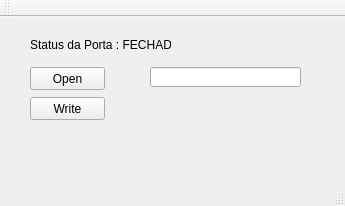
Qt form Serial/Serial/mainwindow.ui (Douglas124/T4_EMBARCADOS_DOUGLAS) before a commit.
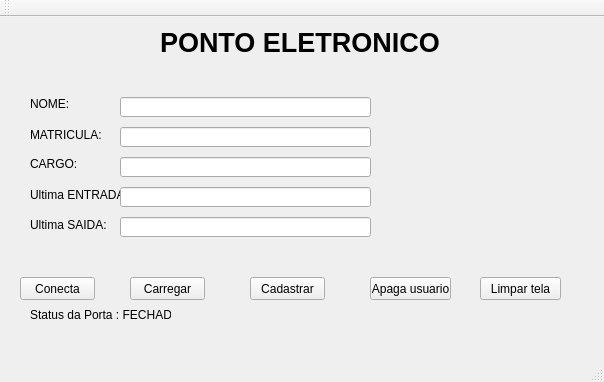
The same form after that commit.

```diff
--- a/Serial/Serial/mainwindow.ui
+++ b/Serial/Serial/mainwindow.ui
@@ -6,8 +6,8 @@
    <rect>
     <x>0</x>
     <y>0</y>
-    <width>345</width>
-    <height>206</height>
+    <width>604</width>
+    <height>382</height>
    </rect>
   </property>
   <property name="windowTitle">
@@ -17,44 +17,50 @@
    <widget class="QPushButton" name="pushButton">
     <property name="geometry">
      <rect>
-      <x>30</x>
-      <y>50</y>
+      <x>20</x>
+      <y>260</y>
       <width>75</width>
       <height>23</height>
      </rect>
     </property>
     <property name="text">
-     <string>Open</string>
+     <string>Conecta</string>
     </property>
    </widget>
    <widget class="QPushButton" name="pushButton_2">
     <property name="geometry">
      <rect>
-      <x>30</x>
+      <x>250</x>
+      <y>260</y>
+      <width>75</width>
+      <height>23</height>
+     </rect>
+    </property>
+    <property name="text">
+     <string>Cadastrar</string>
+    </property>
+   </widget>
+   <widget class="QLineEdit" name="LE_NOME">
+    <property name="geometry">
+     <rect>
+      <x>120</x>
       <y>80</y>
-      <width>75</width>
-      <height>23</height>
-     </rect>
-    </property>
-    <property name="text">
-     <string>Write</string>
-    </property>
-   </widget>
-   <widget class="QLineEdit" name="lineEdit">
-    <property name="geometry">
-     <rect>
-      <x>150</x>
-      <y>50</y>
-      <width>151</width>
+      <width>251</width>
       <height>20</height>
      </rect>
     </property>
+    <property name="text">
+     <string/>
+    </property>
+    <property name="readOnly">
+     <bool>true</bool>
+    </property>
    </widget>
    <widget class="QLabel" name="label">
     <property name="geometry">
      <rect>
       <x>30</x>
-      <y>20</y>
+      <y>290</y>
       <width>141</width>
       <height>16</height>
      </rect>
@@ -63,6 +69,188 @@
      <string>Status da Porta : FECHADA</string>
     </property>
    </widget>
+   <widget class="QLabel" name="label_NOME">
+    <property name="geometry">
+     <rect>
+      <x>30</x>
+      <y>80</y>
+      <width>47</width>
+      <height>13</height>
+     </rect>
+    </property>
+    <property name="text">
+     <string>NOME:</string>
+    </property>
+   </widget>
+   <widget class="QLabel" name="TITULO_JANELA">
+    <property name="geometry">
+     <rect>
+      <x>160</x>
+      <y>0</y>
+      <width>301</width>
+      <height>51</height>
+     </rect>
+    </property>
+    <property name="font">
+     <font>
+      <pointsize>20</pointsize>
+      <weight>75</weight>
+      <bold>true</bold>
+     </font>
+    </property>
+    <property name="text">
+     <string>PONTO ELETRONICO</string>
+    </property>
+   </widget>
+   <widget class="QLabel" name="label_MATRICULA">
+    <property name="geometry">
+     <rect>
+      <x>30</x>
+      <y>110</y>
+      <width>81</width>
+      <height>16</height>
+     </rect>
+    </property>
+    <property name="text">
+     <string>MATRICULA:</string>
+    </property>
+   </widget>
+   <widget class="QLabel" name="label_CARGO">
+    <property name="geometry">
+     <rect>
+      <x>30</x>
+      <y>140</y>
+      <width>47</width>
+      <height>13</height>
+     </rect>
+    </property>
+    <property name="text">
+     <string>CARGO:</string>
+    </property>
+   </widget>
+   <widget class="QLabel" name="label_ENTRADA">
+    <property name="geometry">
+     <rect>
+      <x>30</x>
+      <y>170</y>
+      <width>91</width>
+      <height>16</height>
+     </rect>
+    </property>
+    <property name="text">
+     <string>Ultima ENTRADA:</string>
+    </property>
+   </widget>
+   <widget class="QLabel" name="label_SAIDA">
+    <property name="geometry">
+     <rect>
+      <x>30</x>
+      <y>200</y>
+      <width>81</width>
+      <height>16</height>
+     </rect>
+    </property>
+    <property name="text">
+     <string>Ultima SAIDA:</string>
+    </property>
+   </widget>
+   <widget class="QLineEdit" name="LE_MATRICULA">
+    <property name="geometry">
+     <rect>
+      <x>120</x>
+      <y>110</y>
+      <width>251</width>
+      <height>20</height>
+     </rect>
+    </property>
+    <property name="text">
+     <string/>
+    </property>
+    <property name="readOnly">
+     <bool>true</bool>
+    </property>
+   </widget>
+   <widget class="QLineEdit" name="LE_CARGO">
+    <property name="geometry">
+     <rect>
+      <x>120</x>
+      <y>140</y>
+      <width>251</width>
+      <height>20</height>
+     </rect>
+    </property>
+    <property name="text">
+     <string/>
+    </property>
+    <property name="readOnly">
+     <bool>true</bool>
+    </property>
+   </widget>
+   <widget class="QLineEdit" name="LE_ENTRADA">
+    <property name="geometry">
+     <rect>
+      <x>120</x>
+      <y>170</y>
+      <width>251</width>
+      <height>20</height>
+     </rect>
+    </property>
+    <property name="readOnly">
+     <bool>true</bool>
+    </property>
+   </widget>
+   <widget class="QLineEdit" name="LE_SAIDA">
+    <property name="geometry">
+     <rect>
+      <x>120</x>
+      <y>200</y>
+      <width>251</width>
+      <height>20</height>
+     </rect>
+    </property>
+    <property name="readOnly">
+     <bool>true</bool>
+    </property>
+   </widget>
+   <widget class="QPushButton" name="BOTAO_LERDADOS">
+    <property name="geometry">
+     <rect>
+      <x>130</x>
+      <y>260</y>
+      <width>75</width>
+      <height>23</height>
+     </rect>
+    </property>
+    <property name="text">
+     <string>Carregar</string>
+    </property>
+   </widget>
+   <widget class="QPushButton" name="BOTAO_APAGA">
+    <property name="geometry">
+     <rect>
+      <x>370</x>
+      <y>260</y>
+      <width>81</width>
+      <height>23</height>
+     </rect>
+    </property>
+    <property name="text">
+     <string>Apaga usuario</string>
+    </property>
+   </widget>
+   <widget class="QPushButton" name="BOTAO_LIMPA">
+    <property name="geometry">
+     <rect>
+      <x>480</x>
+      <y>260</y>
+      <width>81</width>
+      <height>23</height>
+     </rect>
+    </property>
+    <property name="text">
+     <string>Limpar tela</string>
+    </property>
+   </widget>
   </widget>
   <widget class="QMenuBar" name="menuBar">
    <property name="geometry">
```
Left out of the diff: 8 changed lines with no effect on the pictures.
